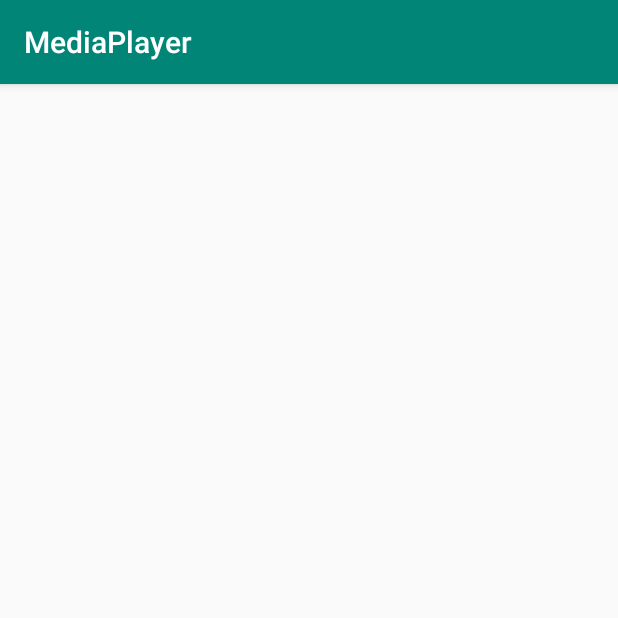
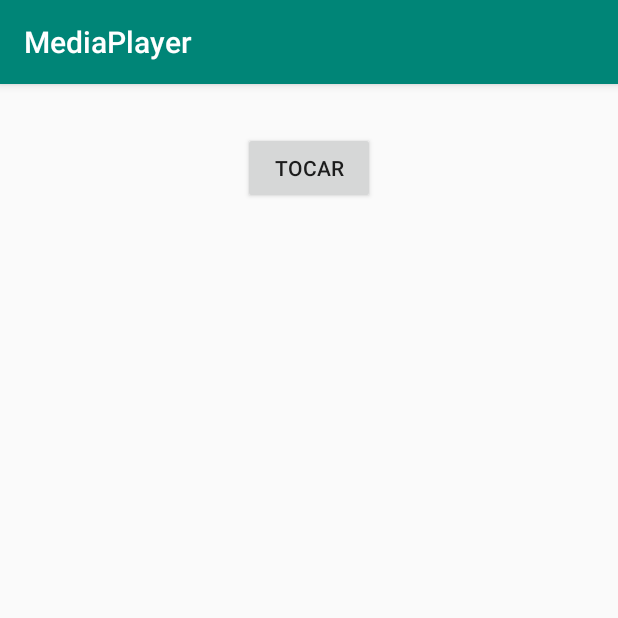
Before and after one commit to franciscojsc/media-player-android, an Android app: the screen it shows after launch (MainActivity), on a phone screen of 412 x 824 dp, the top half of it. Run offline under Robolectric (Android 15) with nearby library versions, the phone set to English and light mode, and no system bars.

Commit message:
Reproduzindo música com o MediaPlayer

```diff
--- a/app/src/main/java/br/com/franciscochaves/mediaplayer/MainActivity.java
+++ b/app/src/main/java/br/com/franciscochaves/mediaplayer/MainActivity.java
@@ -1,13 +1,65 @@
 package br.com.franciscochaves.mediaplayer;
 
+import android.media.MediaPlayer;
 import android.support.v7.app.AppCompatActivity;
 import android.os.Bundle;
+import android.view.View;
+import android.widget.Button;
 
 public class MainActivity extends AppCompatActivity {
+
+    private Button botaoTocar;
+    private MediaPlayer mediaPlayer;
+
+    @Override
+    protected void onDestroy() {
+
+        if(mediaPlayer != null && mediaPlayer.isPlaying()) {
+            mediaPlayer.stop();
+            mediaPlayer.release();
+            mediaPlayer = null;
+        }
+
+        super.onDestroy();
+    }
 
     @Override
     protected void onCreate(Bundle savedInstanceState) {
         super.onCreate(savedInstanceState);
         setContentView(R.layout.activity_main);
+
+        botaoTocar = findViewById(R.id.button_tocar);
+        mediaPlayer = MediaPlayer.create(MainActivity.this, R.raw.musica);
+
+        botaoTocar.setOnClickListener(new View.OnClickListener() {
+            @Override
+            public void onClick(View view) {
+
+                if (mediaPlayer.isPlaying()) {
+                    pausarMusica();
+                } else {
+                    tocarMusica();
+                }
+            }
+        });
     }
+
+    private void tocarMusica() {
+
+        if( mediaPlayer != null) {
+            mediaPlayer.start();
+            botaoTocar.setText("Pausar");
+        }
+
+    }
+
+    private void pausarMusica() {
+
+        if( mediaPlayer != null) {
+            mediaPlayer.pause();
+            botaoTocar.setText("Tocar");
+        }
+
+    }
+
 }
--- a/app/src/main/res/layout/activity_main.xml
+++ b/app/src/main/res/layout/activity_main.xml
@@ -4,4 +4,17 @@
     xmlns:tools="http://schemas.android.com/tools"
     android:layout_width="match_parent"
     android:layout_height="match_parent"
-    tools:context=".MainActivity"/>
+    tools:context=".MainActivity">
+
+    <Button
+        android:id="@+id/button_tocar"
+        android:layout_width="wrap_content"
+        android:layout_height="wrap_content"
+        android:layout_marginStart="16dp"
+        android:layout_marginTop="32dp"
+        android:layout_marginEnd="16dp"
+        android:text="TOCAR"
+        app:layout_constraintEnd_toEndOf="parent"
+        app:layout_constraintStart_toStartOf="parent"
+        app:layout_constraintTop_toTopOf="parent" />
+</android.support.constraint.ConstraintLayout>
```
Also changed, not shown: 1 other file.
